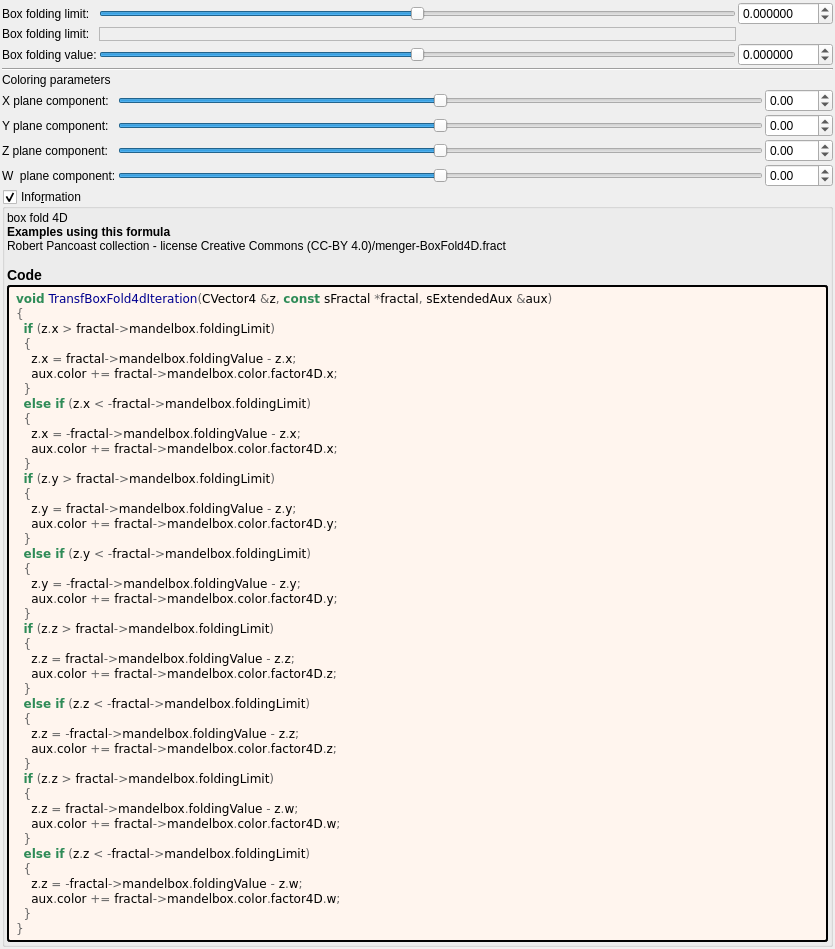
Before: the Qt Designer form mandelbulber2/formula/ui/fractal_transf_box_fold4d.ui in buddhi1980/mandelbulber2, drawn with Qt 5.
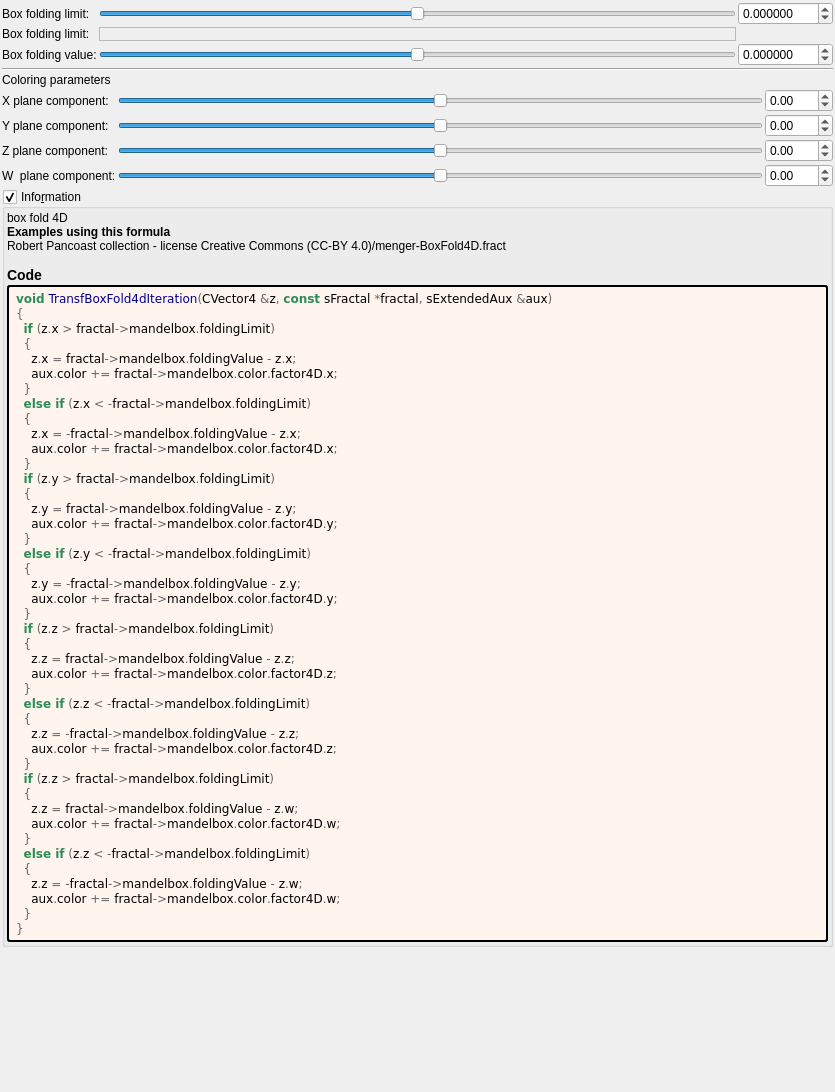
After: the same form once the commit is applied. Custom widgets are drawn as their Qt base class.

Commit message: fix sliders & spinboxes

```diff
--- a/mandelbulber2/formula/ui/fractal_transf_box_fold4d.ui
+++ b/mandelbulber2/formula/ui/fractal_transf_box_fold4d.ui
@@ -7,7 +7,7 @@
     <x>0</x>
     <y>0</y>
     <width>835</width>
-    <height>930</height>
+    <height>1092</height>
    </rect>
   </property>
   <property name="windowTitle">
```
Left out of the diff: 16 changed lines with no effect on the pictures. The commit also changes 3 other files.
